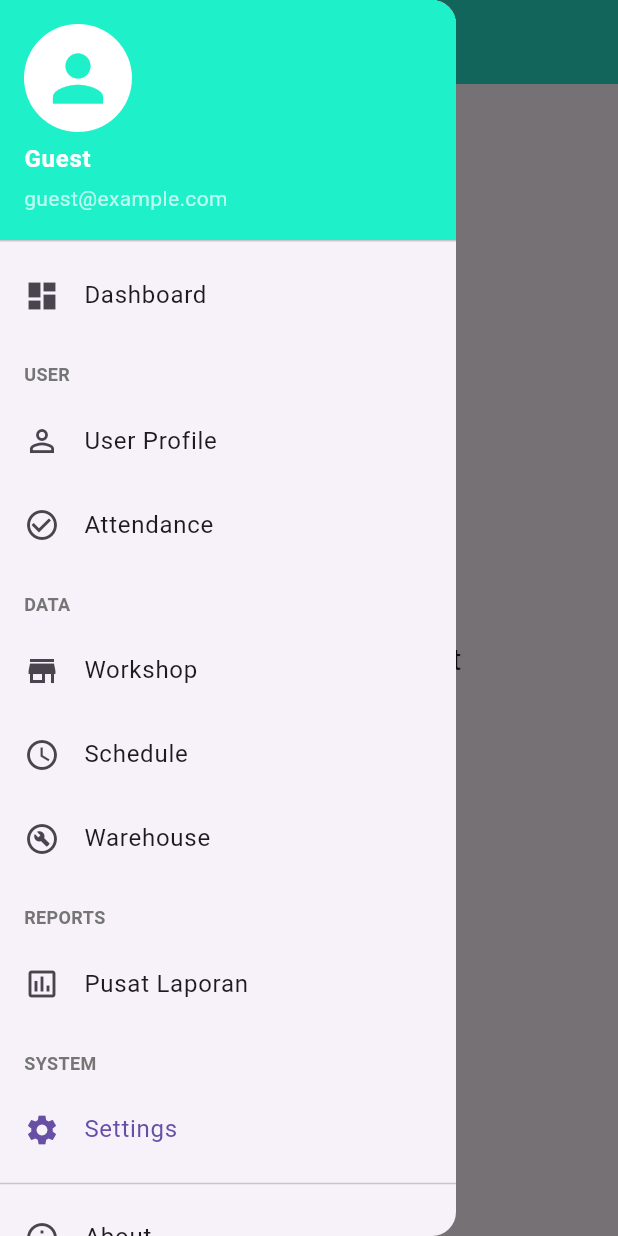
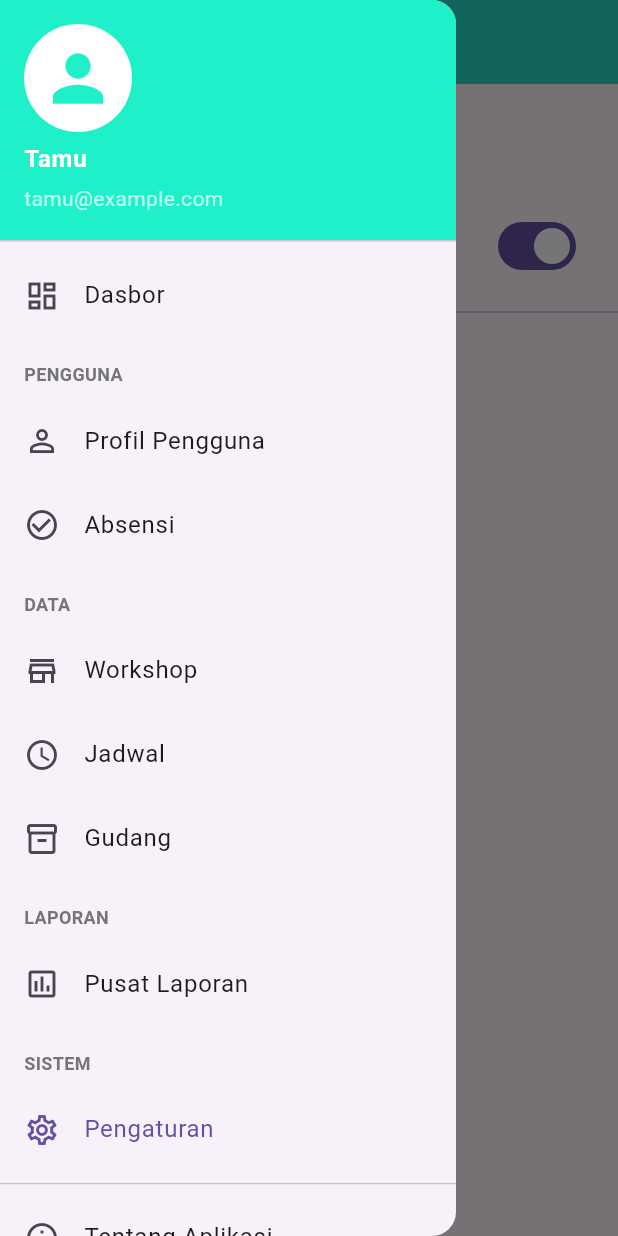
Before and after one commit to Alex16oz/aplikasiflutter1, a Flutter app: the SettingsPage screen opened by its route, with the side drawer open, on a phone screen of 412 x 824 dp. Run offline on Flutter 3.47's test engine with Material 3 defaults, Android fonts, the phone set to English and light mode, and no system bars; our stand-ins replace image_picker, supabase_flutter; accounts and stored records are empty; network calls fail.

Commit message:
vb24 lang

```diff
--- a/lib/pages/damage_reports_page.dart
+++ b/lib/pages/damage_reports_page.dart
@@ -52,7 +52,7 @@ class _DamageReportsPageState extends State<DamageReportsPage> {
       return List<Map<String, dynamic>>.from(response);
     } catch(e) {
       if (mounted) {
-        ScaffoldMessenger.of(context).showSnackBar(SnackBar(content: Text("Error fetching reports: $e")));
+        ScaffoldMessenger.of(context).showSnackBar(SnackBar(content: Text("Gagal memuat laporan: $e")));
       }
       return [];
     }
@@ -103,9 +103,9 @@ class _DamageReportsPageState extends State<DamageReportsPage> {
 
   String _formatDate(String dateString) {
     try {
-      return DateFormat('dd MMM yy, HH:mm').format(DateTime.parse(dateString));
+      return DateFormat('dd MMM yy, HH:mm', 'id_ID').format(DateTime.parse(dateString));
     } catch(e) {
-      return 'Invalid Date';
+      return 'Tanggal Tidak Valid';
     }
   }
 
@@ -115,12 +115,12 @@ class _DamageReportsPageState extends State<DamageReportsPage> {
 
     return Scaffold(
       appBar: AppBar(
-        title: const Text('Damage Reports'),
+        title: const Text('Laporan Kerusakan'),
         actions: [
           IconButton(
             icon: const Icon(Icons.refresh),
             onPressed: _refreshReports,
-            tooltip: 'Refresh',
+            tooltip: 'Segarkan',
           )
         ],
       ),
@@ -131,10 +131,10 @@ class _DamageReportsPageState extends State<DamageReportsPage> {
             return const Center(child: CircularProgressIndicator());
           }
           if (snapshot.hasError) {
-            return Center(child: Text('Error: ${snapshot.error}'));
+            return Center(child: Text('Gagal memuat: ${snapshot.error}'));
           }
           if (!snapshot.hasData || snapshot.data!.isEmpty) {
-            return const Center(child: Text('No pending damage reports.'));
+            return const Center(child: Text('Tidak ada laporan kerusakan yang tertunda.'));
           }
 
           final reports = snapshot.data!;
@@ -157,11 +157,11 @@ class _DamageReportsPageState extends State<DamageReportsPage> {
                     child: Column(
                       crossAxisAlignment: CrossAxisAlignment.start,
                       children: [
-                        Text('Machine: ${machine?['machine_name'] ?? 'N/A'}', style: const TextStyle(fontWeight: FontWeight.bold, fontSize: 16)),
+                        Text('Mesin: ${machine?['machine_name'] ?? 'N/A'}', style: const TextStyle(fontWeight: FontWeight.bold, fontSize: 16)),
                         const Divider(),
-                        Text('Description: ${report['description']}'),
+                        Text('Deskripsi: ${report['description']}'),
                         const SizedBox(height: 8),
-                        Text('Reported by: ${profile?['username'] ?? 'N/A'} on ${_formatDate(report['created_at'])}', style: TextStyle(fontSize: 12, color: Colors.grey.shade600)),
+                        Text('Dilaporkan oleh: ${profile?['username'] ?? 'N/A'} pada ${_formatDate(report['created_at'])}', style: TextStyle(fontSize: 12, color: Colors.grey.shade600)),
                         const SizedBox(height: 12),
                         Row(
                           mainAxisAlignment: MainAxisAlignment.spaceBetween,
@@ -195,7 +195,7 @@ class _DamageReportsPageState extends State<DamageReportsPage> {
                                     }
                                   },
                                   icon: const Icon(Icons.calendar_today, size: 16),
-                                  label: const Text('Schedule'),
+                                  label: const Text('Jadwalkan'),
                                   style: ElevatedButton.styleFrom(
                                     foregroundColor: Colors.white,
                                     backgroundColor: isScheduled ? Colors.grey : Theme.of(context).primaryColor,
--- a/lib/pages/settings_page.dart
+++ b/lib/pages/settings_page.dart
@@ -1,6 +1,6 @@
 // lib/pages/settings_page.dart
 import 'package:flutter/material.dart';
-import '../widgets/app_drawer.dart'; // Import the AppDrawer
+import '../widgets/app_drawer.dart'; // Import AppDrawer
 
 class SettingsPage extends StatelessWidget {
   const SettingsPage({super.key});
@@ -11,14 +11,42 @@ class SettingsPage extends StatelessWidget {
   Widget build(BuildContext context) {
     return Scaffold(
       appBar: AppBar(
-        title: const Text('Settings'),
+        title: const Text('Pengaturan'),
       ),
       drawer: const AppDrawer(),
-      body: const Center(
-        child: Text(
-          'Settings Page Content',
-          style: TextStyle(fontSize: 20),
-        ),
+      body: ListView(
+        children: [
+          ListTile(
+            leading: const Icon(Icons.language),
+            title: const Text('Bahasa'),
+            subtitle: const Text('Indonesia'),
+            onTap: () {
+              ScaffoldMessenger.of(context).showSnackBar(
+                const SnackBar(content: Text('Pengaturan bahasa lain belum tersedia.')),
+              );
+            },
+          ),
+          SwitchListTile(
+            title: const Text('Notifikasi Push'),
+            subtitle: const Text('Terima pembaruan penting'),
+            value: true, // Nilai statis sebagai contoh
+            onChanged: (bool value) {
+              // Logika untuk mengubah status notifikasi
+            },
+            secondary: const Icon(Icons.notifications_active),
+          ),
+          const Divider(),
+          ListTile(
+            title: const Text('Bantuan & Dukungan'),
+            leading: const Icon(Icons.help_outline),
+            onTap: () {},
+          ),
+          ListTile(
+            title: const Text('Kebijakan Privasi'),
+            leading: const Icon(Icons.privacy_tip_outlined),
+            onTap: () {},
+          ),
+        ],
       ),
     );
   }
--- a/lib/widgets/app_drawer.dart
+++ b/lib/widgets/app_drawer.dart
@@ -43,20 +43,17 @@ class AppDrawer extends StatelessWidget {
   Widget build(BuildContext context) {
     final String? currentRouteName = ModalRoute.of(context)?.settings.name;
 
-    // ===[ PERBAIKAN DIMULAI DI SINI ]===
     final routeArgs = ModalRoute.of(context)?.settings.arguments;
     Map<String, dynamic>? user;
 
-    // Lakukan pengecekan dan konversi tipe data dengan aman
     if (routeArgs is Map) {
       user = Map<String, dynamic>.from(
           routeArgs.map((key, value) => MapEntry(key.toString(), value))
       );
     }
-    // ===[ PERBAIKAN SELESAI DI SINI ]===
 
-    final String username = user?['username'] ?? 'Guest';
-    final String email = user?['email'] ?? 'guest@example.com';
+    final String username = user?['username'] ?? 'Tamu';
+    final String email = user?['email'] ?? 'tamu@example.com';
     final String userRole = user?['role'] ?? '';
 
     return Drawer(
@@ -79,8 +76,8 @@ class AppDrawer extends StatelessWidget {
             decoration: BoxDecoration(color: Theme.of(context).primaryColor),
           ),
           ListTile(
-            leading: const Icon(Icons.dashboard),
-            title: const Text('Dashboard'),
+            leading: const Icon(Icons.dashboard_outlined),
+            title: const Text('Dasbor'),
             selected: currentRouteName == DashboardPage.routeName,
             onTap: () => _navigateToPage(context, DashboardPage.routeName, replace: true, arguments: user),
           ),
@@ -105,23 +102,23 @@ class AppDrawer extends StatelessWidget {
             ),
           ],
 
-          const _DrawerSectionHeader(title: 'USER'),
+          const _DrawerSectionHeader(title: 'PENGGUNA'),
           ListTile(
             leading: const Icon(Icons.person_outline),
-            title: const Text('User Profile'),
+            title: const Text('Profil Pengguna'),
             selected: currentRouteName == UserProfilePage.routeName,
             onTap: () => _navigateToPage(context, UserProfilePage.routeName, replace: true, arguments: user),
           ),
           ListTile(
             leading: const Icon(Icons.check_circle_outline),
-            title: const Text('Attendance'),
+            title: const Text('Absensi'),
             selected: currentRouteName == AttendancePage.routeName,
             onTap: () => _navigateToPage(context, AttendancePage.routeName, replace: true, arguments: user),
           ),
           if (userRole == 'Admin') ...[
             ListTile(
               leading: const Icon(Icons.manage_accounts_outlined),
-              title: const Text('User Management'),
+              title: const Text('Manajemen Pengguna'),
               selected: currentRouteName == UserManagementPage.routeName,
               onTap: () => _navigateToPage(context, UserManagementPage.routeName, replace: true, arguments: user),
             ),
@@ -129,20 +126,20 @@ class AppDrawer extends StatelessWidget {
 
           const _DrawerSectionHeader(title: 'DATA'),
           ListTile(
-            leading: const Icon(Icons.store_mall_directory),
+            leading: const Icon(Icons.store_mall_directory_outlined),
             title: const Text('Workshop'),
             selected: currentRouteName == WorkshopPage.routeName,
             onTap: () => _navigateToPage(context, WorkshopPage.routeName, replace: true, arguments: user),
           ),
           ListTile(
-            leading: const Icon(Icons.schedule),
-            title: const Text('Schedule'),
+            leading: const Icon(Icons.schedule_outlined),
+            title: const Text('Jadwal'),
             selected: currentRouteName == SchedulePage.routeName,
             onTap: () => _navigateToPage(context, SchedulePage.routeName, replace: true, arguments: user),
           ),
           ListTile(
-            leading: const Icon(Icons.build_circle_outlined),
-            title: const Text('Warehouse'),
+            leading: const Icon(Icons.inventory_2_outlined),
+            title: const Text('Gudang'),
             selected: currentRouteName == WarehousePage.routeName,
             onTap: () => _navigateToPage(context, WarehousePage.routeName, replace: true, arguments: user),
           ),
@@ -159,7 +156,7 @@ class AppDrawer extends StatelessWidget {
             ),
           ],
 
-          const _DrawerSectionHeader(title: 'REPORTS'),
+          const _DrawerSectionHeader(title: 'LAPORAN'),
           ListTile(
             leading: const Icon(Icons.assessment_outlined),
             title: const Text('Pusat Laporan'),
@@ -167,17 +164,17 @@ class AppDrawer extends StatelessWidget {
             onTap: () => _navigateToPage(context, ReportsHubPage.routeName, replace: true, arguments: user),
           ),
 
-          const _DrawerSectionHeader(title: 'SYSTEM'),
+          const _DrawerSectionHeader(title: 'SISTEM'),
           ListTile(
-            leading: const Icon(Icons.settings),
-            title: const Text('Settings'),
+            leading: const Icon(Icons.settings_outlined),
+            title: const Text('Pengaturan'),
             selected: currentRouteName == SettingsPage.routeName,
             onTap: () => _navigateToPage(context, SettingsPage.routeName, replace: true, arguments: user),
           ),
           const Divider(),
           ListTile(
             leading: const Icon(Icons.info_outline),
-            title: const Text('About'),
+            title: const Text('Tentang Aplikasi'),
             selected: currentRouteName == AboutPage.routeName,
             onTap: () => _navigateToPage(context, AboutPage.routeName, replace: true, arguments: user),
           ),
@@ -185,11 +182,10 @@ class AppDrawer extends StatelessWidget {
           const Divider(),
           ListTile(
             leading: const Icon(Icons.logout),
-            title: const Text('Logout'),
+            title: const Text('Keluar'),
             onTap: () async {
               await Supabase.instance.client.auth.signOut();
               if (context.mounted) {
-                // Saat logout, navigasi ke halaman login tanpa argumen
                 _navigateToPage(context, LoginPage.routeName, replace: true);
               }
             },
```
Also changed, not shown: lib/pages/about_page.dart (+24 -5 lines), lib/pages/login_page.dart (+23 -24 lines).
